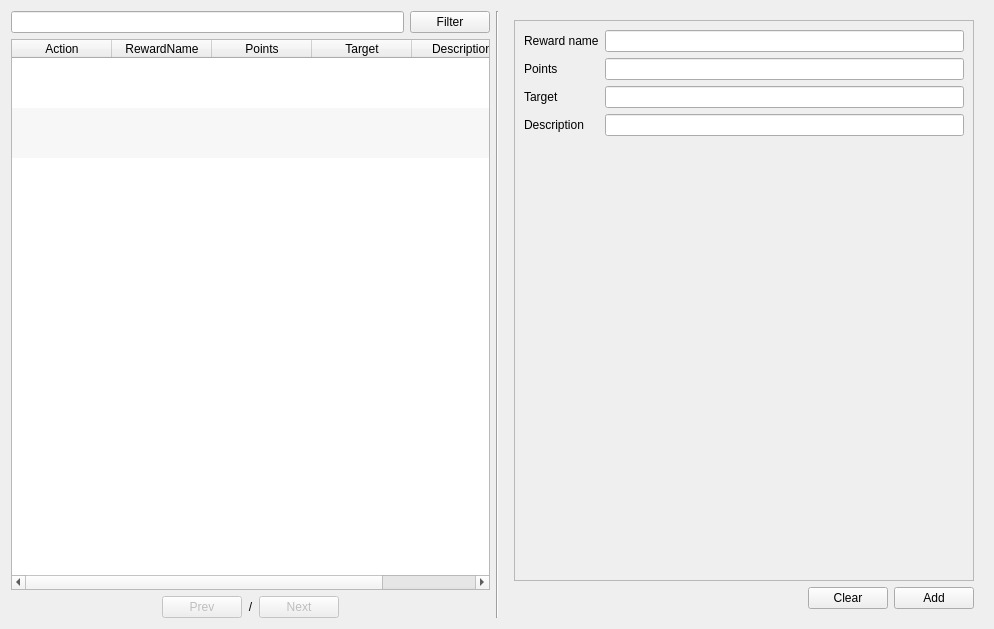
Above: app/views/templates/ManageReward.ui from rondalefloyd/mts-pos before the change. Below: the same form after it.
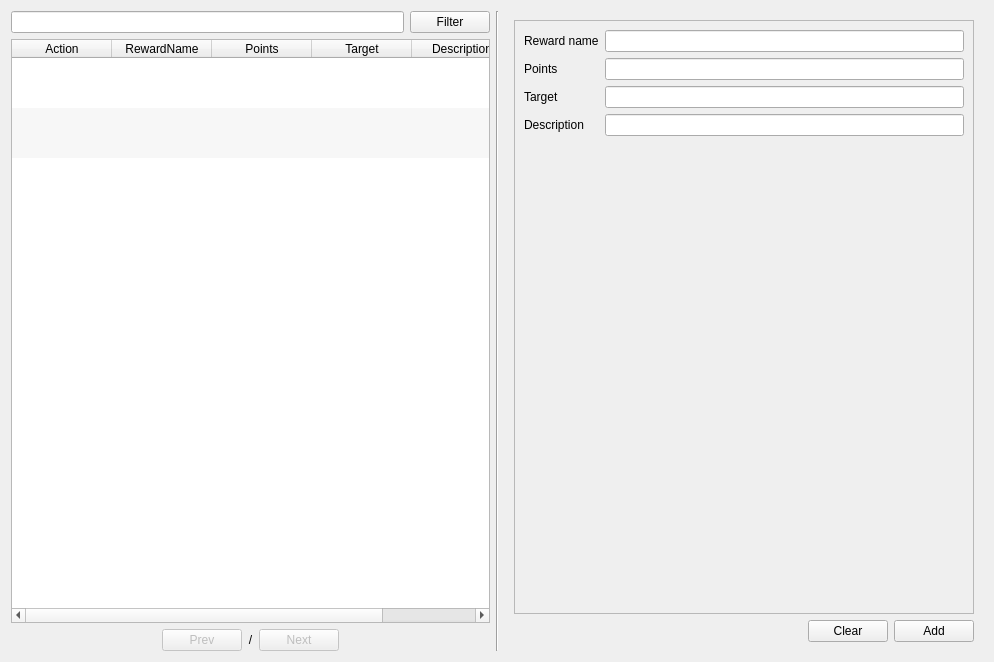
That is the form after the change.

```diff
--- a/app/views/templates/ManageReward.ui
+++ b/app/views/templates/ManageReward.ui
@@ -7,7 +7,7 @@
     <x>0</x>
     <y>0</y>
     <width>994</width>
-    <height>629</height>
+    <height>662</height>
    </rect>
   </property>
   <property name="windowTitle">
@@ -204,7 +204,7 @@
            <x>0</x>
            <y>0</y>
            <width>460</width>
-           <height>560</height>
+           <height>593</height>
           </rect>
          </property>
          <layout class="QFormLayout" name="formLayout">
```
Left out of the diff: 3 changed lines with no effect on the pictures.
